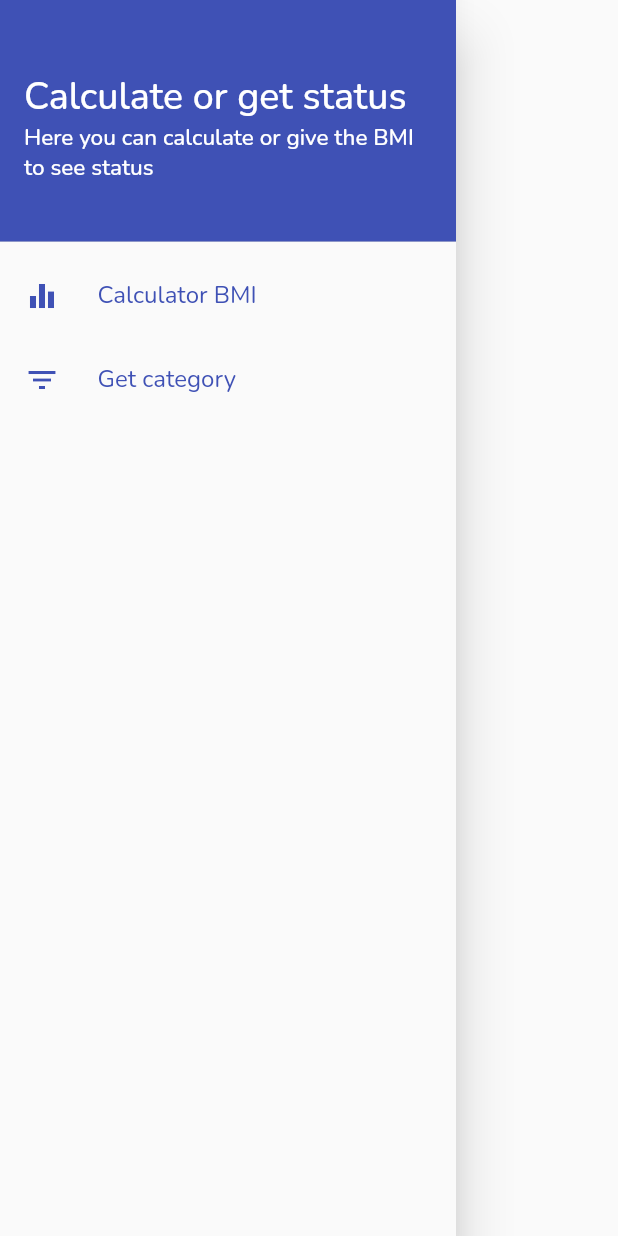
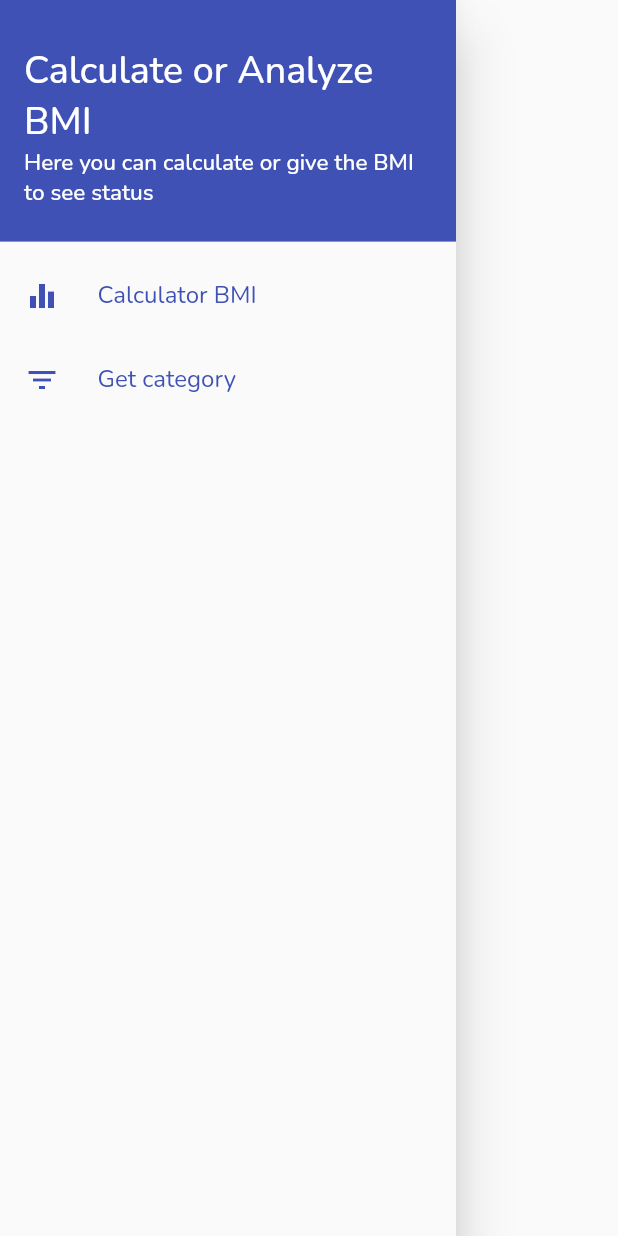
Before and after one commit to BlackIQ/bmi, a Flutter app: the RightDrawer widget shown alone on an empty page, opened directly, on a phone screen of 412 x 824 dp. Run offline on Flutter 3.47's test engine with Material 2 defaults, Android fonts, the phone set to English and light mode, and no system bars; our stand-ins replace google_fonts.

Commit message:
Update right drawer head text

```diff
--- a/lib/app/widgets/drawer/right_drawer.dart
+++ b/lib/app/widgets/drawer/right_drawer.dart
@@ -19,7 +19,7 @@ class RightDrawer extends StatelessWidget {
               mainAxisAlignment: MainAxisAlignment.center,
               children: [
                 Text(
-                  'Calculate or get status',
+                  'Calculate or Analyze BMI',
                   style: TextStyle(
                     color: Colors.white,
                     fontSize: 25,
```
